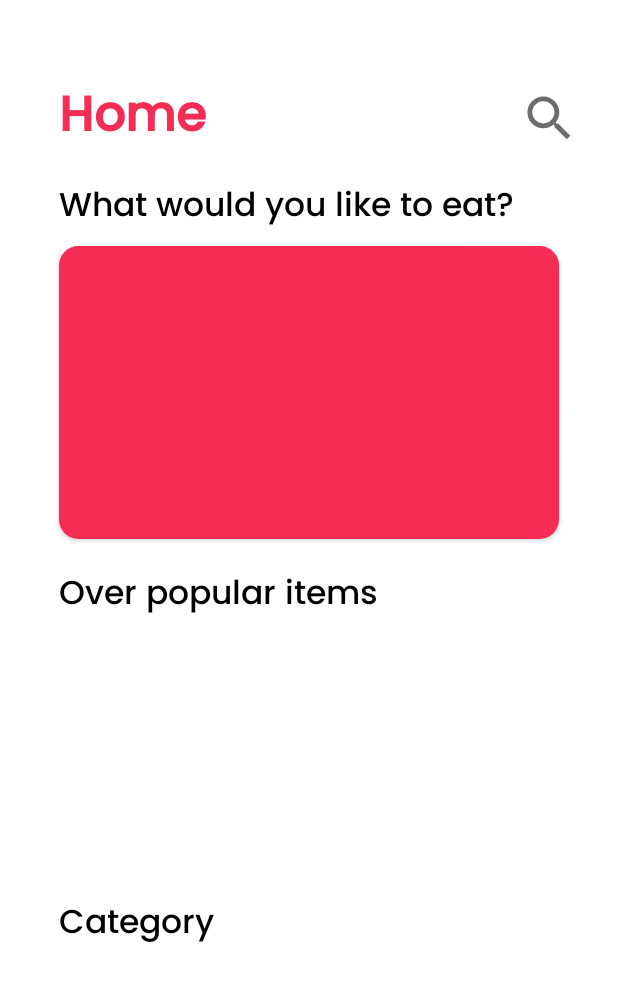
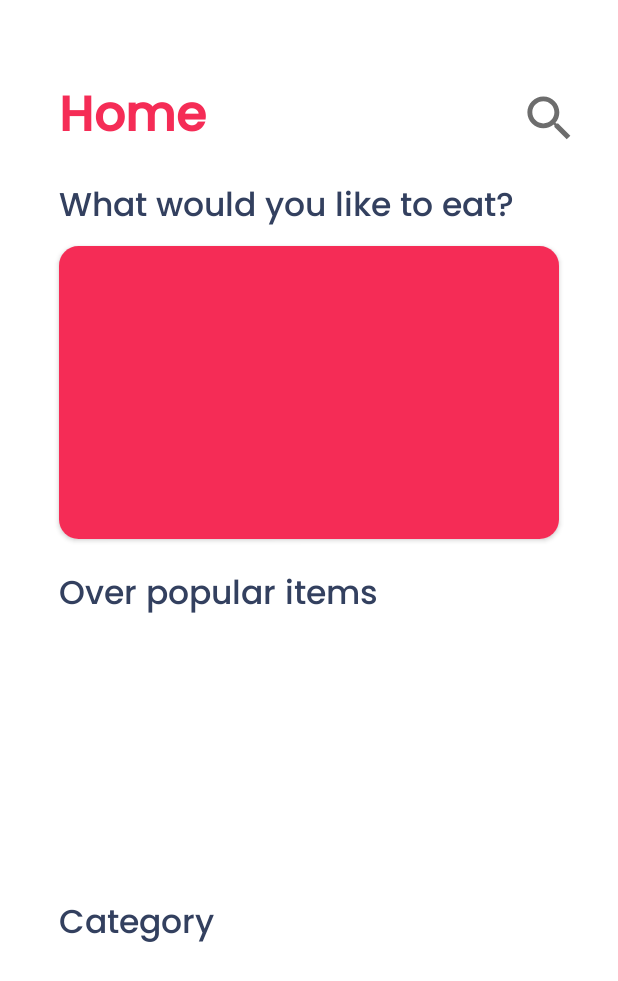
Before and after one commit to cephalopagus/FoodApp, an Android app: the layout fragment_home.xml on its own in the app's theme, with its tools: preview values and no code run, on a phone screen of 412 x 824 dp. Shown: the top 981 px of the screen. Run offline under Robolectric (Android 15) with nearby library versions, the phone set to English and light mode, and no system bars.

```diff
--- a/app/src/main/java/com/example/foodapp/retrofit/MealAPI.kt
+++ b/app/src/main/java/com/example/foodapp/retrofit/MealAPI.kt
@@ -3,8 +3,12 @@ package com.example.foodapp.retrofit
 import com.example.foodapp.pojo.MealList
 import retrofit2.Call
 import retrofit2.http.GET
+import retrofit2.http.Query
 
 interface MealAPI {
     @GET("random.php")
     fun getRandomMeal():Call<MealList>
+
+    @GET("lookup.php?")
+    fun getMealDetails(@Query("i")id:String):Call<MealList>
 }
--- a/app/src/main/java/com/example/foodapp/retrofit/RetrofitInstace.kt
+++ b/app/src/main/java/com/example/foodapp/retrofit/RetrofitInstance.kt
@@ -2,9 +2,8 @@ package com.example.foodapp.retrofit
 
 import retrofit2.Retrofit
 import retrofit2.converter.gson.GsonConverterFactory
-import retrofit2.create
 
-object RetrofitInstace {
+object RetrofitInstance {
 
     val api:MealAPI by lazy {
         Retrofit.Builder().baseUrl(
--- a/app/src/main/res/layout/fragment_home.xml
+++ b/app/src/main/res/layout/fragment_home.xml
@@ -46,7 +46,7 @@
     </LinearLayout>
 
     <TextView
-        android:textColor="@color/black"
+        android:textColor="@color/g_black"
         android:id="@+id/textView"
         android:layout_width="wrap_content"
         android:layout_height="wrap_content"
@@ -77,7 +77,7 @@
 
     <TextView
 
-        android:textColor="@color/black"
+        android:textColor="@color/g_black"
         android:id="@+id/textView2"
         android:layout_width="wrap_content"
         android:layout_height="wrap_content"
@@ -98,7 +98,7 @@
 
     <TextView
 
-        android:textColor="@color/black"
+        android:textColor="@color/g_black"
         android:id="@+id/textView3"
         android:layout_width="wrap_content"
         android:layout_height="wrap_content"
```
Also changed, not shown: app/src/main/java/com/example/foodapp/fragments/HomeFragment.kt (+11 -1 lines).
